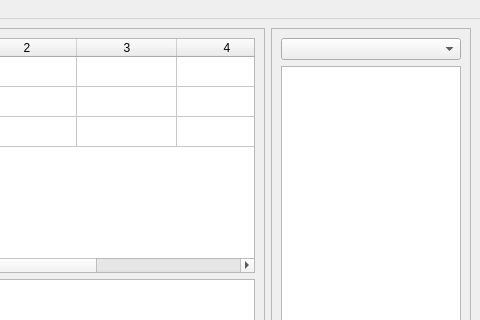
Qt form Zamini/ui/mainform.ui (Zelenskiy/zamini) before a commit; both pictures show x 154 to 634 and y 0 to 320 of the 634 by 610 pixel window.
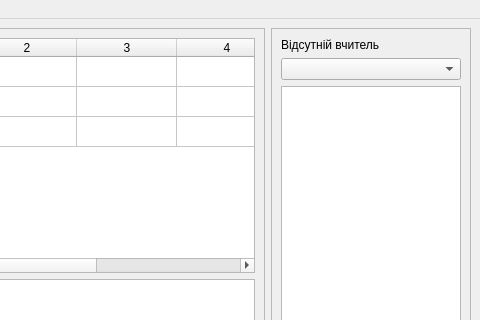
The same form after that commit.

Patch:
```diff
--- a/Zamini/ui/mainform.ui
+++ b/Zamini/ui/mainform.ui
@@ -93,6 +93,13 @@
           </rect>
          </property>
          <layout class="QVBoxLayout" name="verticalLayout_3">
+          <item>
+           <widget class="QLabel" name="label_2">
+            <property name="text">
+             <string>Відсутній вчитель</string>
+            </property>
+           </widget>
+          </item>
           <item>
            <widget class="QComboBox" name="comboBox"/>
           </item>
```
